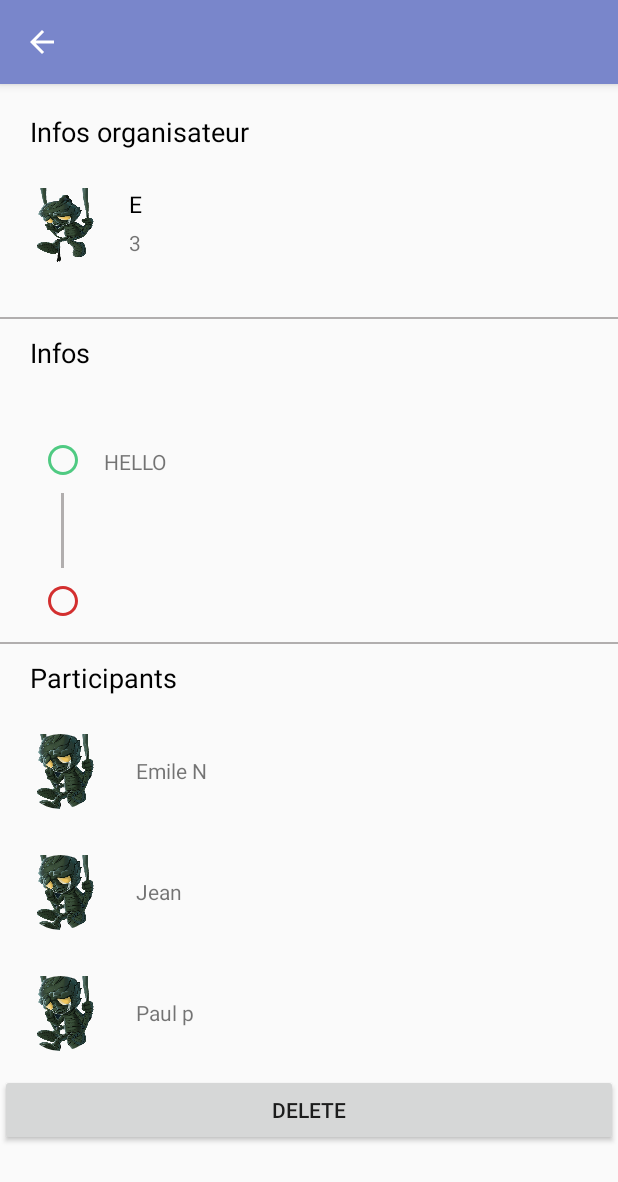
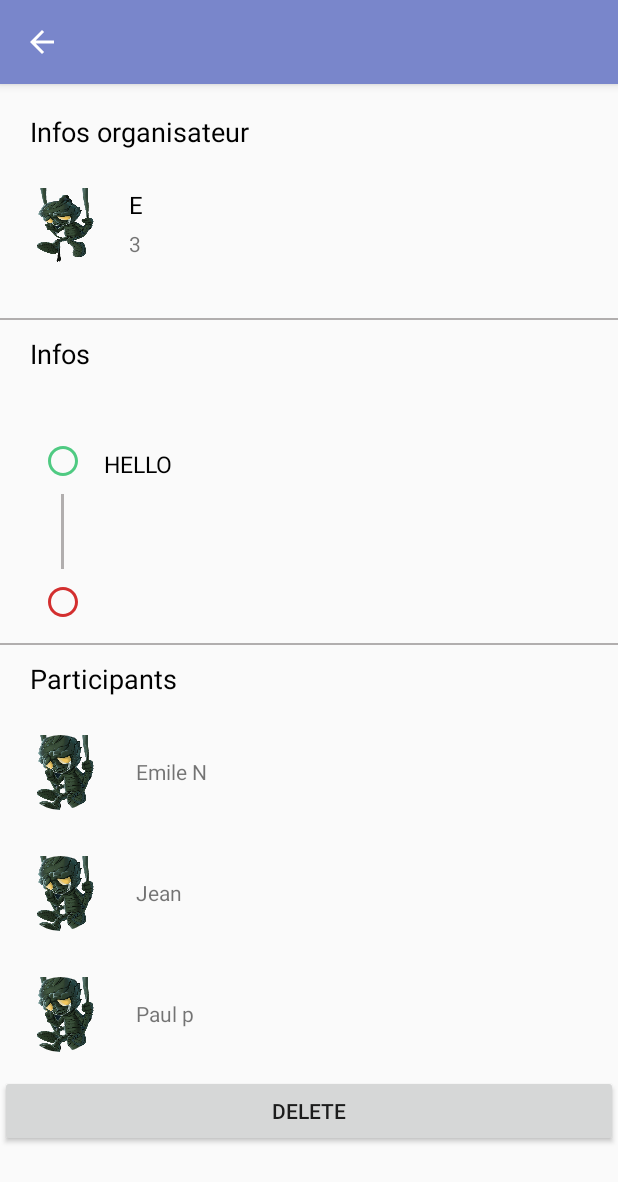
Before and after one commit to emileNetter/appli, an Android app: the MyLanDetailsActivity screen opened directly, with no data from a screen before it, on a phone screen of 412 x 824 dp. Shown: the top 1182 px of the screen. Run offline under Robolectric (Android 15) with nearby library versions, the phone set to English and light mode, and no system bars; our stand-ins replace CircleImageView; 8 statements that could not run were skipped.

Commit message:
UI lan details text color and size

```diff
--- a/app/src/main/res/layout/activity_my_lan_details.xml
+++ b/app/src/main/res/layout/activity_my_lan_details.xml
@@ -54,7 +54,7 @@
                 android:layout_alignTop="@id/owner_avatar"
                 android:layout_toEndOf="@id/owner_avatar"
                 android:layout_marginStart="5dp"
-                android:textSize="15dp"
+                android:textSize="16sp"
                 android:textColor="@android:color/black"
                 android:layout_width="wrap_content"
                 android:layout_height="wrap_content" />
@@ -94,7 +94,8 @@
                 android:id="@+id/event_date"
                 android:layout_below="@id/banner_infos"
                 android:textAllCaps="true"
-                android:textSize="16dp"
+                android:textSize="16sp"
+                android:textColor="@android:color/black"
                 android:layout_marginStart="20dp"
                 android:layout_alignStart="@id/banner_organizer"
                 android:layout_width="wrap_content"
@@ -141,6 +142,8 @@
                 android:layout_alignTop="@id/linear_layout_details"
                 android:layout_marginTop="3dp"
                 android:text="HELLO"
+                android:textSize="15sp"
+                android:textColor="@android:color/black"
                 android:layout_below="@id/event_date"
                 android:layout_width="wrap_content"
                 android:layout_height="wrap_content" />
@@ -149,6 +152,8 @@
                 android:id="@+id/event_end"
                 android:layout_toEndOf="@id/linear_layout_details"
                 android:layout_alignBottom="@id/linear_layout_details"
+                android:textColor="@android:color/black"
+                android:textSize="15sp"
                 android:layout_marginBottom="3dp"
                 android:layout_width="wrap_content"
                 android:layout_height="wrap_content" />
```
